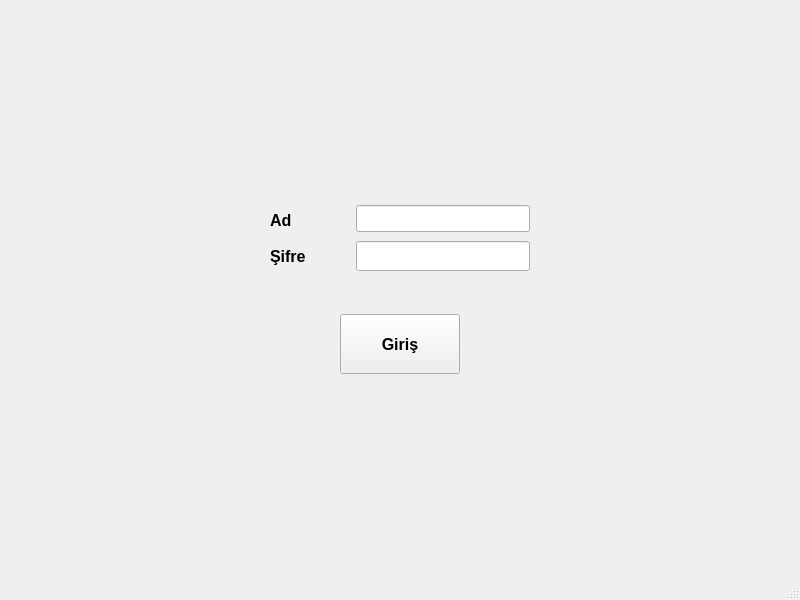
Before: the Qt Designer form Giris/mainwindow.ui in nuritiras/QT_Dersleri, drawn with Qt 5.
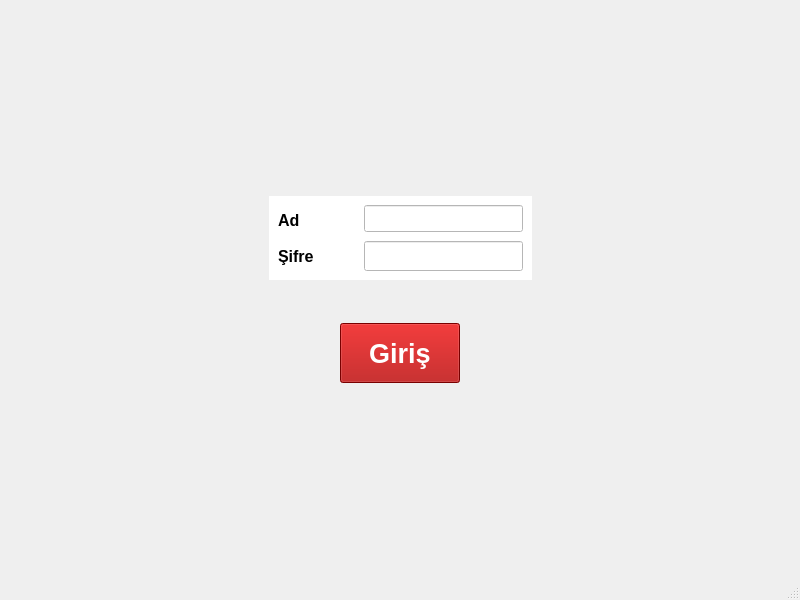
After: the same form once the commit is applied.

```diff
--- a/Giris/mainwindow.ui
+++ b/Giris/mainwindow.ui
@@ -52,6 +52,10 @@
          </spacer>
         </item>
         <item>
+         <widget class="QFrame" name="">
+          <property name="styleSheet">
+           <string notr="true">background-color: rgb(255, 255, 255);</string>
+          </property>
          <layout class="QFormLayout" name="formLayout">
           <item row="0" column="0">
            <widget class="QLabel" name="label">
@@ -116,6 +120,7 @@
            </widget>
           </item>
          </layout>
+         </widget>
         </item>
         <item>
          <spacer name="horizontalSpacer_4">
@@ -179,12 +184,17 @@
           </property>
           <property name="font">
            <font>
-            <pointsize>12</pointsize>
+            <pointsize>20</pointsize>
             <weight>75</weight>
             <italic>false</italic>
             <bold>true</bold>
            </font>
           </property>
+          <property name="styleSheet">
+           <string notr="true">color: rgb(255, 255, 255);
+border-raius:5px;
+background-color: rgb(170, 0, 0);</string>
+          </property>
           <property name="text">
            <string>Giriş</string>
           </property>
```
Lines whose indentation alone changed are shown as unchanged.
